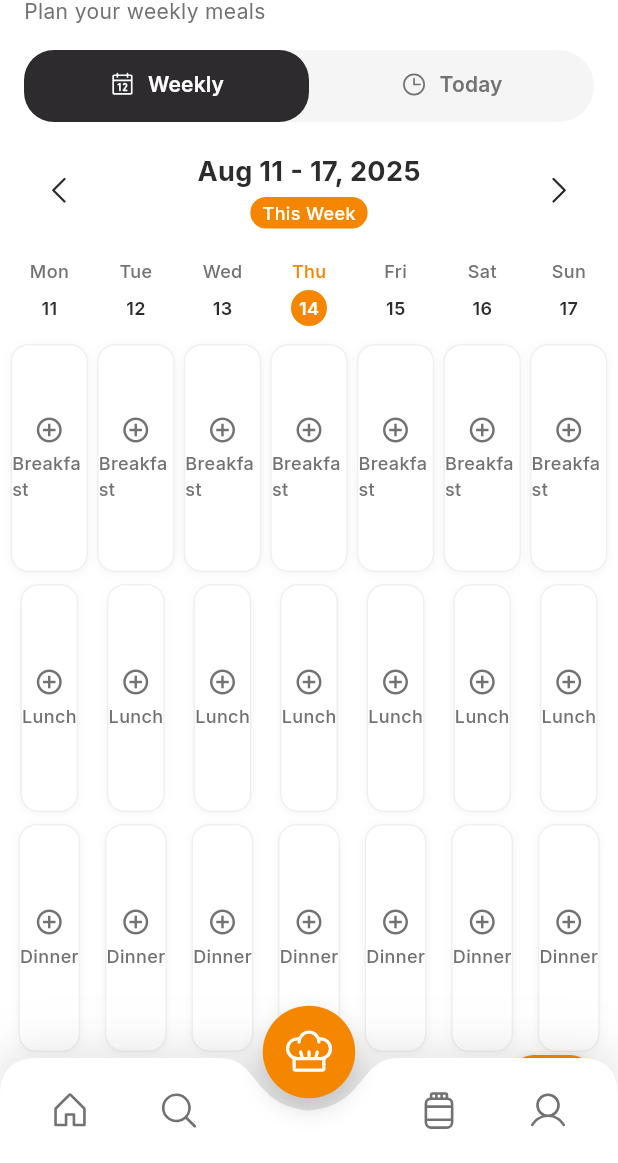
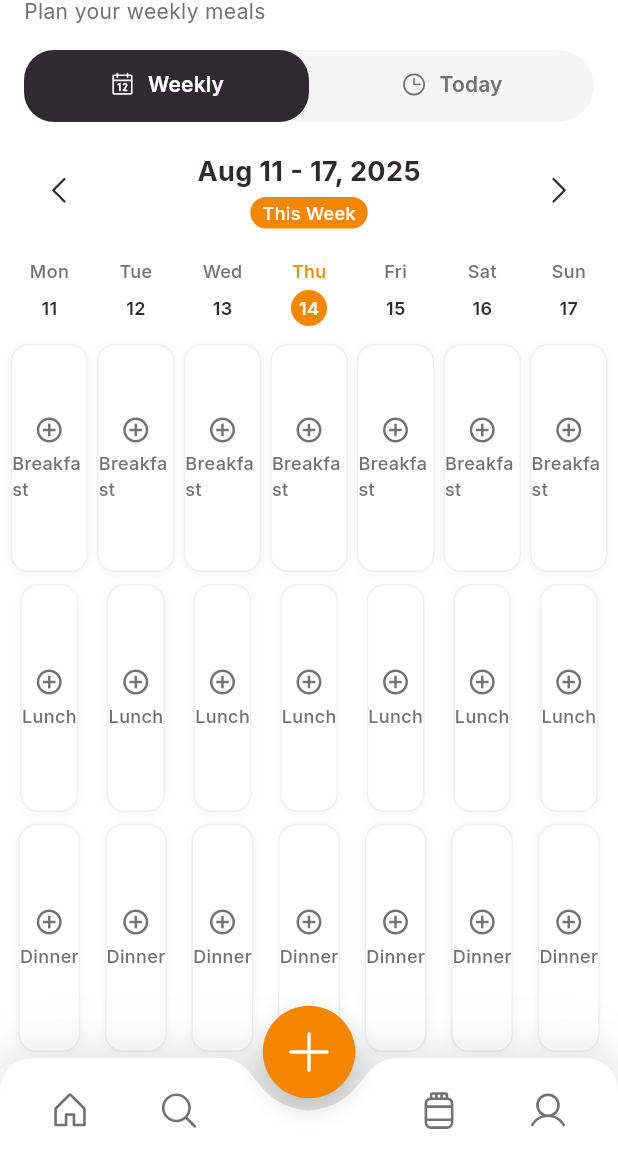
Before and after one commit to MAGHPMallawaarachchi/mealtime, a Flutter app: the MealPlannerScreen screen opened by its route, on a phone screen of 412 x 824 dp, the part 73-1236 px from its top. Run offline on Flutter 3.47's test engine with Material 3 defaults, Android fonts, the phone set to English and light mode, and no system bars; our stand-ins replace cached_network_image, cloud_firestore, firebase_auth, firebase_core, flutter_cache_manager, flutter_svg and 4 more; accounts and stored records are empty; network calls fail.

Commit message:
feat: Enhance meal planner integration with bottom navigation bar and expose add meal functionality

```diff
--- a/lib/core/navigation/main_scaffold.dart
+++ b/lib/core/navigation/main_scaffold.dart
@@ -17,14 +17,23 @@ class MainScaffold extends StatefulWidget {
 }
 
 class _MainScaffoldState extends State<MainScaffold> {
+  // Create a GlobalKey for the meal planner screen to access its methods
+  final GlobalKey<State<MealPlannerScreen>> _mealPlannerKey = GlobalKey<State<MealPlannerScreen>>();
+
   // Pre-create all screens to eliminate any build flickering
-  final List<Widget> _screens = const [
-    HomeScreen(),
-    ExploreScreen(),
-    MealPlannerScreen(),
-    PantryScreen(),
-    ProfileScreen(),
-  ];
+  late final List<Widget> _screens;
+
+  @override
+  void initState() {
+    super.initState();
+    _screens = [
+      const HomeScreen(),
+      const ExploreScreen(),
+      MealPlannerScreen(key: _mealPlannerKey),
+      const PantryScreen(),
+      const ProfileScreen(),
+    ];
+  }
 
   int _getCurrentIndex() {
     try {
@@ -62,6 +71,15 @@ class _MainScaffoldState extends State<MainScaffold> {
     }
   }
 
+  void _onMealPlannerAddMeal() {
+    // Access the meal planner screen's add meal functionality
+    final mealPlannerState = _mealPlannerKey.currentState;
+    if (mealPlannerState != null && mealPlannerState is State<MealPlannerScreen>) {
+      // We need to cast and call the showAddMealOptions method
+      (mealPlannerState as dynamic).showAddMealOptions();
+    }
+  }
+
   @override
   Widget build(BuildContext context) {
     final currentIndex = _getCurrentIndex();
@@ -78,6 +96,7 @@ class _MainScaffoldState extends State<MainScaffold> {
       bottomNavigationBar: CustomBottomNavBar(
         currentIndex: currentIndex,
         onTap: _onTabTapped,
+        onCenterButtonTap: currentIndex == 2 ? _onMealPlannerAddMeal : null,
       ),
     );
   }
--- a/lib/core/widgets/custom_bottom_nav_bar.dart
+++ b/lib/core/widgets/custom_bottom_nav_bar.dart
@@ -5,11 +5,13 @@ import '../constants/app_colors.dart';
 class CustomBottomNavBar extends StatefulWidget {
   final int currentIndex;
   final Function(int) onTap;
+  final VoidCallback? onCenterButtonTap; // Custom callback for center button when on meal planner
 
   const CustomBottomNavBar({
     super.key,
     required this.currentIndex,
     required this.onTap,
+    this.onCenterButtonTap,
   });
 
   @override
@@ -190,8 +192,19 @@ class _CustomBottomNavBarState extends State<CustomBottomNavBar>
   }
 
   Widget _buildFloatingCenterButton(Color primaryColor) {
+    final bool isOnMealPlanner = widget.currentIndex == 2;
+    final IconData iconData = isOnMealPlanner ? PhosphorIcons.plus() : PhosphorIcons.chefHat();
+
     return GestureDetector(
-      onTap: () => widget.onTap(2),
+      onTap: () {
+        if (isOnMealPlanner && widget.onCenterButtonTap != null) {
+          // If on meal planner and custom callback is provided, use it
+          widget.onCenterButtonTap!();
+        } else {
+          // Otherwise use normal navigation
+          widget.onTap(2);
+        }
+      },
       child: AnimatedBuilder(
         animation: _controllers[2],
         builder: (context, child) {
@@ -214,10 +227,17 @@ class _CustomBottomNavBarState extends State<CustomBottomNavBar>
                 ],
               ),
               child: Center(
-                child: PhosphorIcon(
-                  PhosphorIcons.chefHat(),
-                  size: 32,
-                  color: AppColors.background,
+                child: AnimatedSwitcher(
+                  duration: const Duration(milliseconds: 300),
+                  transitionBuilder: (child, animation) {
+                    return ScaleTransition(scale: animation, child: child);
+                  },
+                  child: PhosphorIcon(
+                    iconData,
+                    key: ValueKey(iconData.codePoint),
+                    size: 32,
+                    color: AppColors.background,
+                  ),
                 ),
               ),
             ),
--- a/lib/features/meal_planner/presentation/pages/meal_planner_screen.dart
+++ b/lib/features/meal_planner/presentation/pages/meal_planner_screen.dart
@@ -25,6 +25,11 @@ class _MealPlannerScreenState extends State<MealPlannerScreen>
     super.initState();
     _tabController = TabController(length: 2, vsync: this);
     _tabController.addListener(_handleTabChange);
+  }
+
+  // Expose the add meal functionality to parent widgets
+  void showAddMealOptions() {
+    _showAddMealOptions();
   }
 
   @override
@@ -63,11 +68,9 @@ class _MealPlannerScreenState extends State<MealPlannerScreen>
                 ],
               ),
             ),
-            SizedBox(height: 0),
           ],
         ),
       ),
-      floatingActionButton: _buildFloatingActionButton(),
     );
   }
 
@@ -170,13 +173,6 @@ class _MealPlannerScreenState extends State<MealPlannerScreen>
     );
   }
 
-  Widget _buildFloatingActionButton() {
-    return FloatingActionButton(
-      onPressed: _showAddMealOptions,
-      backgroundColor: AppColors.primary,
-      child: PhosphorIcon(PhosphorIcons.plus(), color: Colors.white, size: 24),
-    );
-  }
 
   String _getCurrentTabSubtitle() {
     switch (_currentTab) {
```
